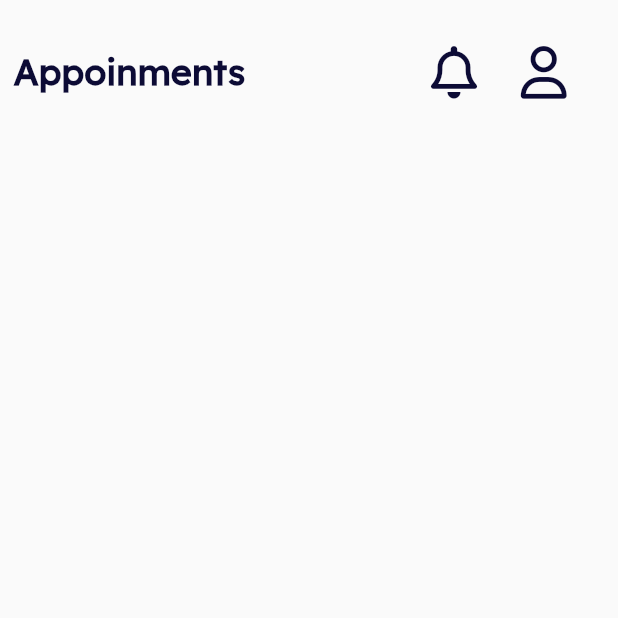
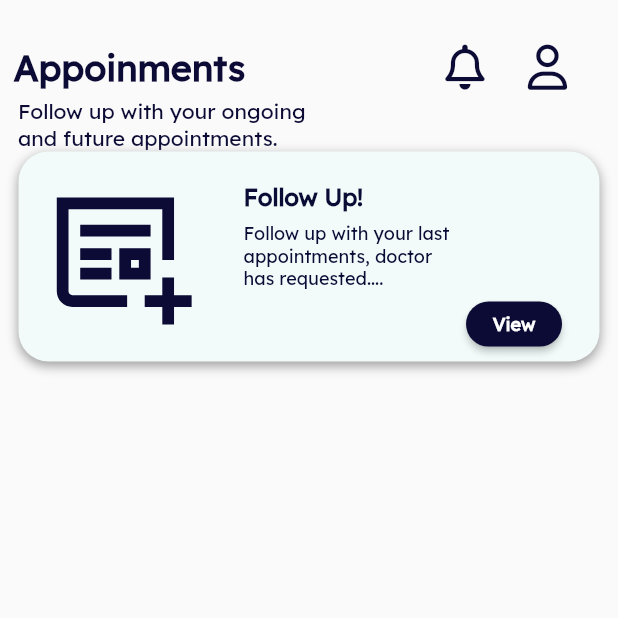
Before and after one commit to maryamyasserr/DermaByte, a Flutter app: the screen it shows after launch, on a phone screen of 412 x 824 dp, the top half of it. Run offline on Flutter 3.47's test engine with Material 2 defaults, Android fonts, the light colour scheme and no system bars; our stand-ins replace flutter_svg, font_awesome_flutter.

Commit message:
finish Card in appoinments screen

```diff
--- a/lib/Core/Widgets/custom_appbar.dart
+++ b/lib/Core/Widgets/custom_appbar.dart
@@ -23,13 +23,13 @@ class CustomAppBar extends StatelessWidget {
               Icon(
                 FontAwesomeIcons.bell,
                 color: Color(0xff0C0B35),
-                size: 35,
+                size: 30,
               ),
               SizedBox(width: 25),
               Icon(
                 FontAwesomeIcons.user,
                 color: Color(0xff0C0B35),
-                size: 35,
+                size: 30,
               ),
             ],
           )
--- a/lib/Core/utils/colors.dart
+++ b/lib/Core/utils/colors.dart
@@ -2,4 +2,5 @@ import 'package:flutter/material.dart';
 
 class OurColors {
   static const kPrimaryColor = Color(0xff0C0B35);
+  static const kCardColor = Color(0xffF2FBFA);
 }
--- a/lib/Features/Appoinments/View/Widgets/appoinments_body.dart
+++ b/lib/Features/Appoinments/View/Widgets/appoinments_body.dart
@@ -1,4 +1,7 @@
 import 'package:dermabyte/Core/Widgets/custom_appBar.dart';
+import 'package:dermabyte/Core/utils/font_styels.dart';
+import 'package:dermabyte/Features/Appoinments/View/Widgets/custom_card.dart';
+import 'package:dermabyte/Features/Appoinments/View/Widgets/header_text.dart';
 import 'package:flutter/material.dart';
 
 class AppoinmentsBody extends StatelessWidget {
@@ -8,7 +11,15 @@ class AppoinmentsBody extends StatelessWidget {
   Widget build(BuildContext context) {
     return const Column(
       children: [
-        CustomAppBar(title: 'Appoinments',)
+        CustomAppBar(title: 'Appoinments'),
+        HeaderText(text: "Follow up with your ongoing and future appointments."),
+        CustomCard(
+          iconCard: 'assets/images/followUp.svg',
+          cardTitle: "Follow Up!",
+          cardSubTitle: "Follow up with your last appointments, doctor has requested....",
+          textButton: "View",
+        )
+
       ],
     );
   }
--- /dev/null
+++ b/lib/Features/Appoinments/View/Widgets/card_button.dart
@@ -0,0 +1,34 @@
+import 'package:dermabyte/Core/utils/colors.dart';
+import 'package:dermabyte/Core/utils/font_styels.dart';
+import 'package:flutter/material.dart';
+
+class CardButton extends StatelessWidget {
+  const CardButton({super.key, required this.textButton});
+
+  final String textButton;
+
+  @override
+  Widget build(BuildContext context) {
+    return Padding(
+      padding: const EdgeInsets.only(bottom: 10),
+      child: Align(
+        alignment: Alignment.bottomRight,
+        child: SizedBox(
+          height: 30,
+          child: ElevatedButton(
+              onPressed: () {},
+              style: ElevatedButton.styleFrom(
+                backgroundColor: OurColors.kPrimaryColor,
+                shape: RoundedRectangleBorder(
+                  borderRadius: BorderRadius.circular(20),
+                ),
+              ),
+              child: Text(
+                textButton,
+                style: Styels.textStyle12_700.copyWith(color: Colors.white),
+              )),
+        ),
+      ),
+    );
+  }
+}
--- /dev/null
+++ b/lib/Features/Appoinments/View/Widgets/card_title.dart
@@ -0,0 +1,31 @@
+import 'package:dermabyte/Core/utils/font_styels.dart';
+import 'package:flutter/material.dart';
+
+class CardTitle extends StatelessWidget {
+  const CardTitle({super.key, required this.cardTitle, required this.cardSubTitle});
+  final String cardTitle, cardSubTitle;
+
+  @override
+  Widget build(BuildContext context) {
+    return Padding(
+      padding: const EdgeInsets.only(top: 20),
+      child: SizedBox(
+        width: MediaQuery.of(context).size.width * 0.36,
+        child: Column(
+          crossAxisAlignment: CrossAxisAlignment.start,
+          children: [
+            Text(
+              cardTitle,
+              style: Styels.textStyle16_600,
+            ),
+            const SizedBox(height: 7),
+            Text(
+              cardSubTitle,
+              style: Styels.textStyle12_300,
+            )
+          ],
+        ),
+      ),
+    );
+  }
+}
--- /dev/null
+++ b/lib/Features/Appoinments/View/Widgets/custom_card.dart
@@ -0,0 +1,38 @@
+import 'package:dermabyte/Core/utils/colors.dart';
+import 'package:dermabyte/Features/Appoinments/View/Widgets/card_button.dart';
+import 'package:dermabyte/Features/Appoinments/View/Widgets/card_title.dart';
+import 'package:flutter/material.dart';
+import 'package:flutter_svg/flutter_svg.dart';
+
+class CustomCard extends StatelessWidget {
+  const CustomCard({super.key, required this.iconCard, required this.cardTitle, required this.cardSubTitle, required this.textButton});
+  final String iconCard,cardTitle,cardSubTitle,textButton;
+  @override
+  Widget build(BuildContext context) {
+    return Container(
+      width: MediaQuery.of(context).size.width * 0.94,
+      height: MediaQuery.of(context).size.height * 0.17,
+      decoration: BoxDecoration(
+          color: OurColors.kCardColor,
+          borderRadius: BorderRadius.circular(20),
+          boxShadow: const [
+            BoxShadow(
+              color: Colors.grey,
+              offset: Offset(0.0, 2.6),
+              blurRadius: 6.0,
+            )
+          ]),
+      child: Row(children: [
+        Padding(
+          padding: const EdgeInsets.only(top: 15),
+          child: SvgPicture.asset(
+            iconCard,
+            height: 150,
+          ),
+        ),
+        CardTitle(cardTitle: cardTitle, cardSubTitle: cardSubTitle),
+        CardButton(textButton: textButton)
+      ]),
+    );
+  }
+}
--- /dev/null
+++ b/lib/Features/Appoinments/View/Widgets/header_text.dart
@@ -0,0 +1,23 @@
+import 'package:dermabyte/Core/utils/font_styels.dart';
+import 'package:flutter/material.dart';
+
+class HeaderText extends StatelessWidget {
+  const HeaderText({super.key, required this.text});
+  final String text;
+  @override
+  Widget build(BuildContext context) {
+    return  Padding(
+      padding:const EdgeInsets.only(left: 12, top: 5),
+      child: Align(
+        alignment: Alignment.centerLeft,
+        child: SizedBox(
+          width: 210,
+          child: Text(
+            text,
+            style: Styels.textStyle14_300,
+          ),
+        ),
+      ),
+    );
+  }
+}
--- a/pubspec.yaml
+++ b/pubspec.yaml
@@ -32,6 +32,7 @@ dependencies:
   flutter:
     sdk: flutter
   font_awesome_flutter: ^10.6.0
+  flutter_svg: ^2.0.9
 
 dev_dependencies:
   flutter_lints: ^2.0.0
@@ -49,9 +50,8 @@ flutter:
   uses-material-design: true
 
   # To add assets to your application, add an assets section, like this:
-  # assets:
-  #   - images/a_dot_burr.jpeg
-  #   - images/a_dot_ham.jpeg
+  assets:
+    - assets/images/
   # An image asset can refer to one or more resolution-specific "variants", see
   # https://flutter.dev/assets-and-images/#resolution-aware
   # For details regarding adding assets from package dependencies, see
```
Also changed, not shown: assets/images/followUp.svg (added), assets/images/wallClock.svg (added), pubspec.lock.
